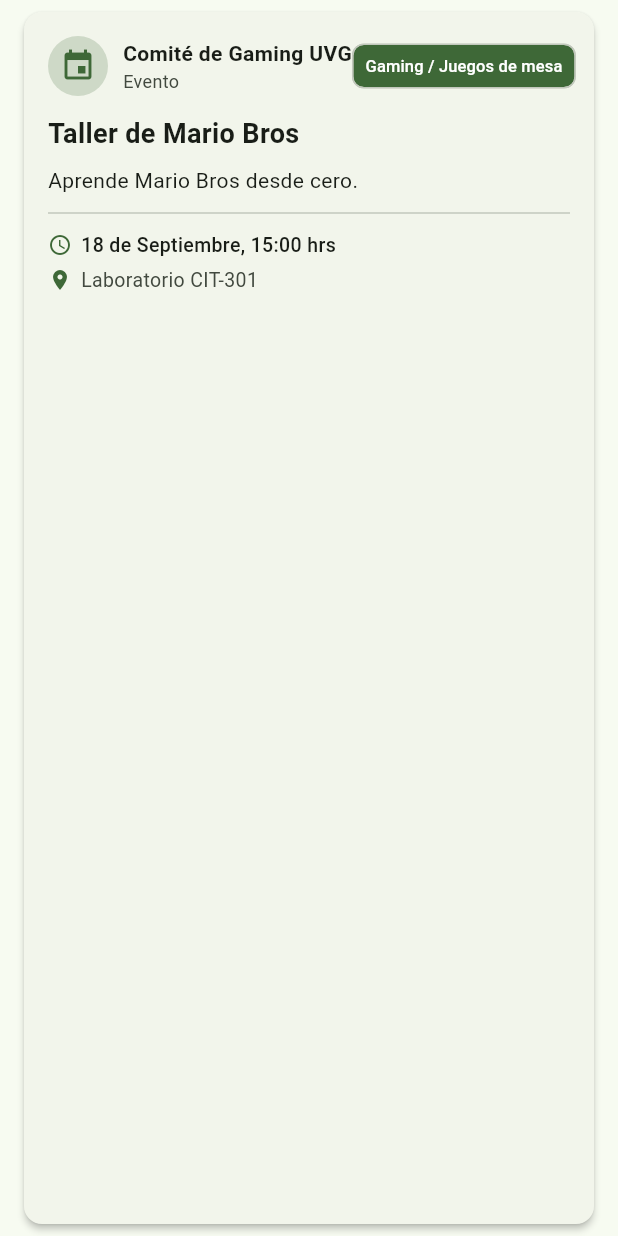
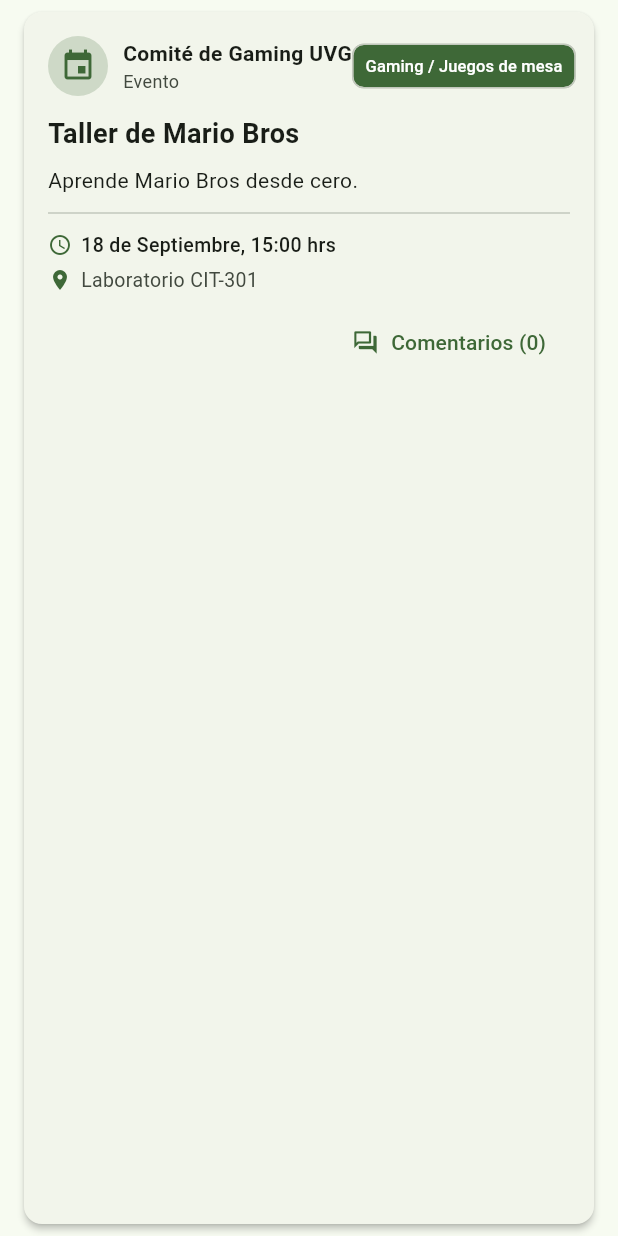
Before and after one commit to alexpe07-uvg/Proyecto-de-Curso-POO---Grupo-3, a Flutter app: the FeedCard widget shown alone on an empty page, opened directly with sample values from the repository, on a phone screen of 412 x 824 dp. Run offline on Flutter 3.47's test engine with Material 3 defaults, Android fonts, the light colour scheme and no system bars; our stand-ins replace flutter_dotenv, image_picker; accounts and stored records are empty; network calls fail.

Commit message:
Agregar comentarios y respuestas a eventos

```diff
--- a/lib/feed_principal/models/item_feed.dart
+++ b/lib/feed_principal/models/item_feed.dart
@@ -1,4 +1,22 @@
 enum TipoItem { publicacion, evento }
+
+class Comentario {
+  final String id;
+  final String autor;
+  final String texto;
+  final DateTime fecha;
+  final List<Comentario> respuestas;
+
+  Comentario({required this.id, required this.autor, required this.texto, required this.fecha, List<Comentario>? respuestas}) : respuestas = respuestas ?? [];
+
+  factory Comentario.fromJson(Map<String, dynamic> datos) => Comentario(
+    id: datos['id'].toString(),
+    autor: datos['autor'] as String? ?? 'Usuario',
+    texto: datos['texto'] as String? ?? datos['contenido'] as String? ?? '',
+    fecha: DateTime.tryParse(datos['fecha'] as String? ?? '') ?? DateTime.now(),
+    respuestas: (datos['respuestas'] as List<dynamic>? ?? []).map((r) => Comentario.fromJson(r as Map<String, dynamic>)).toList(),
+  );
+}
 
 class ItemFeed {
   final String id;
@@ -10,6 +28,7 @@ class ItemFeed {
   final DateTime fecha;
   final String? fechaEvento;
   final String? ubicacion;
+  final List<Comentario> comentarios;
 
   ItemFeed({
     required this.id,
@@ -21,7 +40,8 @@ class ItemFeed {
     required this.fecha,
     this.fechaEvento,
     this.ubicacion,
-  });
+    List<Comentario>? comentarios,
+  }) : comentarios = comentarios ?? [];
 
   factory ItemFeed.fromJson(Map<String, dynamic> datos) {
     return ItemFeed(
@@ -34,6 +54,7 @@ class ItemFeed {
       fecha: DateTime.parse(datos['fecha'] as String).toLocal(),
       fechaEvento: datos['fechaEvento'] as String?,
       ubicacion: datos['ubicacion'] as String?,
+      comentarios: (datos['comentarios'] as List<dynamic>? ?? []).map((c) => Comentario.fromJson(c as Map<String, dynamic>)).toList(),
     );
   }
 }
--- a/lib/feed_principal/widgets/feed_card.dart
+++ b/lib/feed_principal/widgets/feed_card.dart
@@ -1,13 +1,35 @@
 import 'package:flutter/material.dart';
 import '../models/item_feed.dart';
 
-class FeedCard extends StatelessWidget {
+class FeedCard extends StatefulWidget {
   final ItemFeed item;
 
   const FeedCard({super.key, required this.item});
 
   @override
+  State<FeedCard> createState() => _FeedCardState();
+}
+
+class _FeedCardState extends State<FeedCard> {
+  late final List<Comentario> _comentarios;
+
+  @override
+  void initState() {
+    super.initState();
+    _comentarios = List<Comentario>.from(widget.item.comentarios);
+  }
+
+  Future<void> _abrirComentarios() async {
+    await showModalBottomSheet<void>(
+      context: context,
+      isScrollControlled: true,
+      builder: (_) => _ComentariosSheet(comentarios: _comentarios, onAgregar: (c) => setState(() => _comentarios.add(c))),
+    );
+  }
+
+  @override
   Widget build(BuildContext context) {
+    final item = widget.item;
     final esEvento = item.tipo == TipoItem.evento;
     final esquema = Theme.of(context).colorScheme;
 
@@ -92,6 +114,15 @@ class FeedCard extends StatelessWidget {
                   ),
                 ],
               ),
+              const SizedBox(height: 8),
+              Align(
+                alignment: Alignment.centerRight,
+                child: TextButton.icon(
+                  onPressed: _abrirComentarios,
+                  icon: const Icon(Icons.forum_outlined, size: 18),
+                  label: Text('Comentarios (${_comentarios.length})'),
+                ),
+              ),
             ],
           ],
         ),
@@ -99,3 +130,47 @@ class FeedCard extends StatelessWidget {
     );
   }
 }
+
+class _ComentariosSheet extends StatefulWidget {
+  final List<Comentario> comentarios;
+  final ValueChanged<Comentario> onAgregar;
+  const _ComentariosSheet({required this.comentarios, required this.onAgregar});
+  @override
+  State<_ComentariosSheet> createState() => _ComentariosSheetState();
+}
+
+class _ComentariosSheetState extends State<_ComentariosSheet> {
+  final _controlador = TextEditingController();
+  void _publicar() {
+    final texto = _controlador.text.trim();
+    if (texto.isEmpty) return;
+    widget.onAgregar(Comentario(id: DateTime.now().microsecondsSinceEpoch.toString(), autor: 'Tú', texto: texto, fecha: DateTime.now()));
+    _controlador.clear();
+    setState(() {});
+  }
+  @override
+  void dispose() { _controlador.dispose(); super.dispose(); }
+  @override
+  Widget build(BuildContext context) => SafeArea(
+    child: Padding(
+      padding: EdgeInsets.only(bottom: MediaQuery.of(context).viewInsets.bottom),
+      child: SizedBox(
+        height: MediaQuery.of(context).size.height * .72,
+        child: Column(children: [
+          const Padding(padding: EdgeInsets.all(16), child: Text('Comentarios del evento', style: TextStyle(fontSize: 18, fontWeight: FontWeight.bold))),
+          const Divider(height: 1),
+          Expanded(child: widget.comentarios.isEmpty ? const Center(child: Text('Aún no hay comentarios. ¡Sé el primero!')) : ListView.builder(padding: const EdgeInsets.all(12), itemCount: widget.comentarios.length, itemBuilder: (_, i) => _ComentarioTile(comentario: widget.comentarios[i], onResponder: (respuesta) => setState(() => widget.comentarios[i].respuestas.add(respuesta)))),
+          Padding(padding: const EdgeInsets.all(12), child: Row(children: [Expanded(child: TextField(controller: _controlador, onSubmitted: (_) => _publicar(), decoration: const InputDecoration(hintText: 'Escribe un comentario...', border: OutlineInputBorder()))), const SizedBox(width: 8), IconButton(onPressed: _publicar, icon: const Icon(Icons.send))])),
+        ]),
+      ),
+    ),
+  );
+}
+
+class _ComentarioTile extends StatelessWidget {
+  final Comentario comentario;
+  final ValueChanged<Comentario> onResponder;
+  const _ComentarioTile({required this.comentario, required this.onResponder});
+  @override
+  Widget build(BuildContext context) => Card(child: Padding(padding: const EdgeInsets.all(12), child: Column(crossAxisAlignment: CrossAxisAlignment.start, children: [Text(comentario.autor, style: const TextStyle(fontWeight: FontWeight.bold)), const SizedBox(height: 4), Text(comentario.texto), TextButton.icon(onPressed: () async { final control = TextEditingController(); final texto = await showDialog<String>(context: context, builder: (_) => AlertDialog(title: const Text('Responder comentario'), content: TextField(controller: control, autofocus: true, decoration: const InputDecoration(hintText: 'Escribe tu respuesta')), actions: [TextButton(onPressed: () => Navigator.pop(context), child: const Text('Cancelar')), FilledButton(onPressed: () => Navigator.pop(context, control.text.trim()), child: const Text('Responder'))])); control.dispose(); if (texto != null && texto.isNotEmpty) onResponder(Comentario(id: DateTime.now().microsecondsSinceEpoch.toString(), autor: 'Tú', texto: texto, fecha: DateTime.now())); }, icon: const Icon(Icons.reply, size: 16), label: const Text('Responder')), ...comentario.respuestas.map((r) => Padding(padding: const EdgeInsets.only(left: 18, top: 8), child: Text('${r.autor}: ${r.texto}')))])));
+}
```
